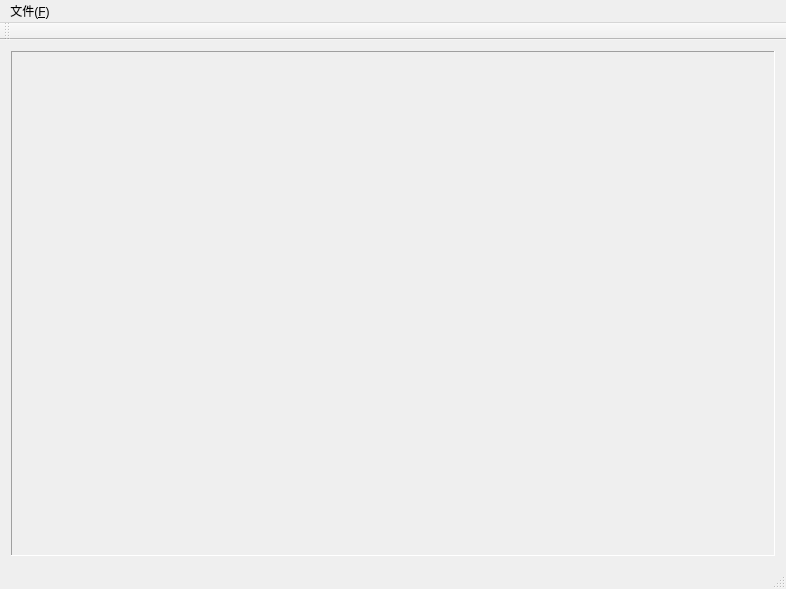
whypro/VideoAnalysis, file video_analysis.ui: the form before one commit.
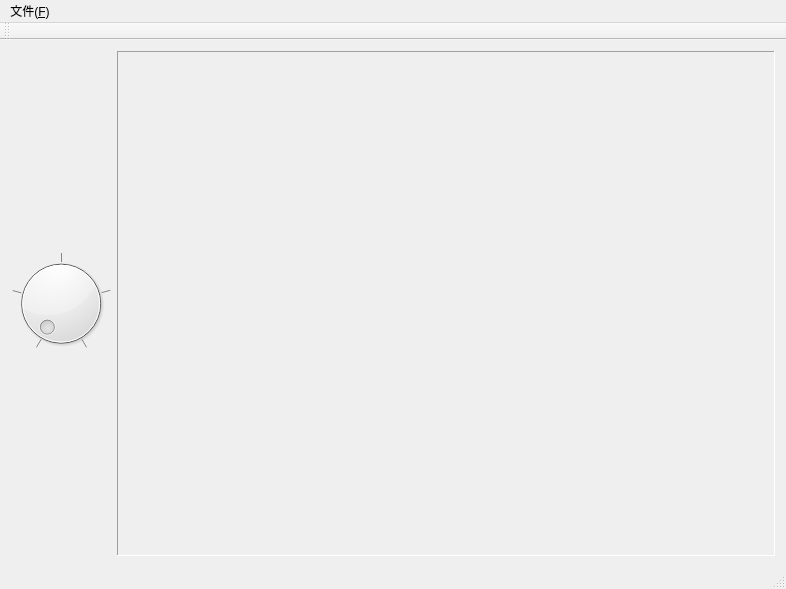
The form after the commit.

Commit message: 完善运动目标检测； 增加注释。

The edit to the form file:
```diff
--- a/video_analysis.ui
+++ b/video_analysis.ui
@@ -14,7 +14,23 @@
    <string>VideoAnalysis</string>
   </property>
   <widget class="QWidget" name="centralWidget">
-   <layout class="QVBoxLayout" name="verticalLayout">
+   <layout class="QHBoxLayout" name="horizontalLayout">
+    <item>
+     <widget class="QDial" name="output_dial">
+      <property name="maximum">
+       <number>4</number>
+      </property>
+      <property name="pageStep">
+       <number>1</number>
+      </property>
+      <property name="notchTarget">
+       <double>3.700000000000000</double>
+      </property>
+      <property name="notchesVisible">
+       <bool>true</bool>
+      </property>
+     </widget>
+    </item>
     <item>
      <widget class="QLabel" name="screen">
       <property name="sizePolicy">
```
Left out of the diff: 2 changed lines with no effect on the pictures. The commit also changes 2 other files.
